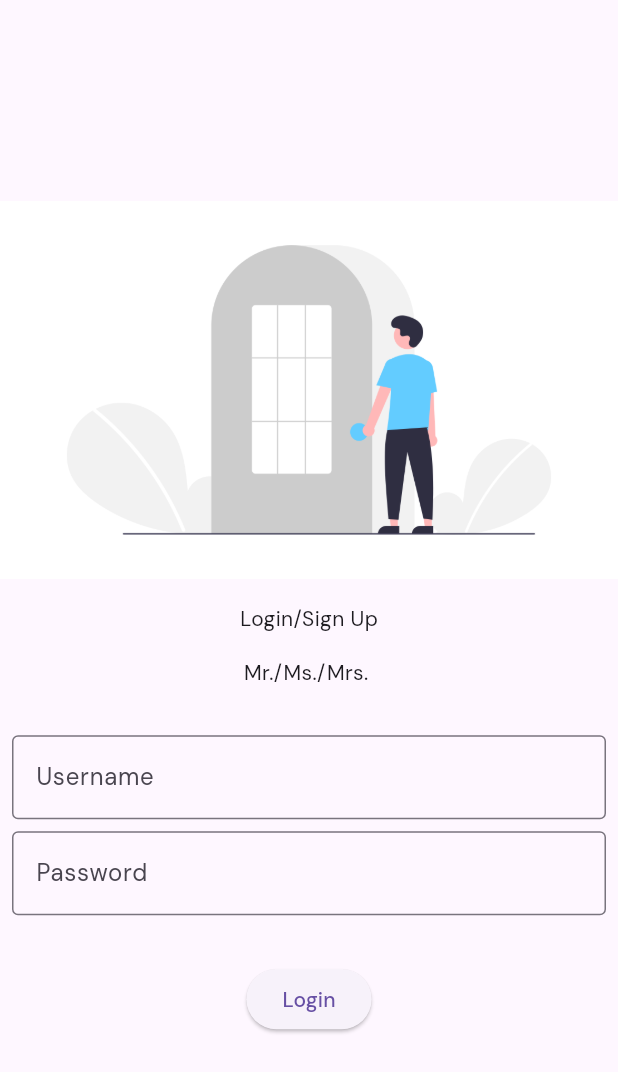
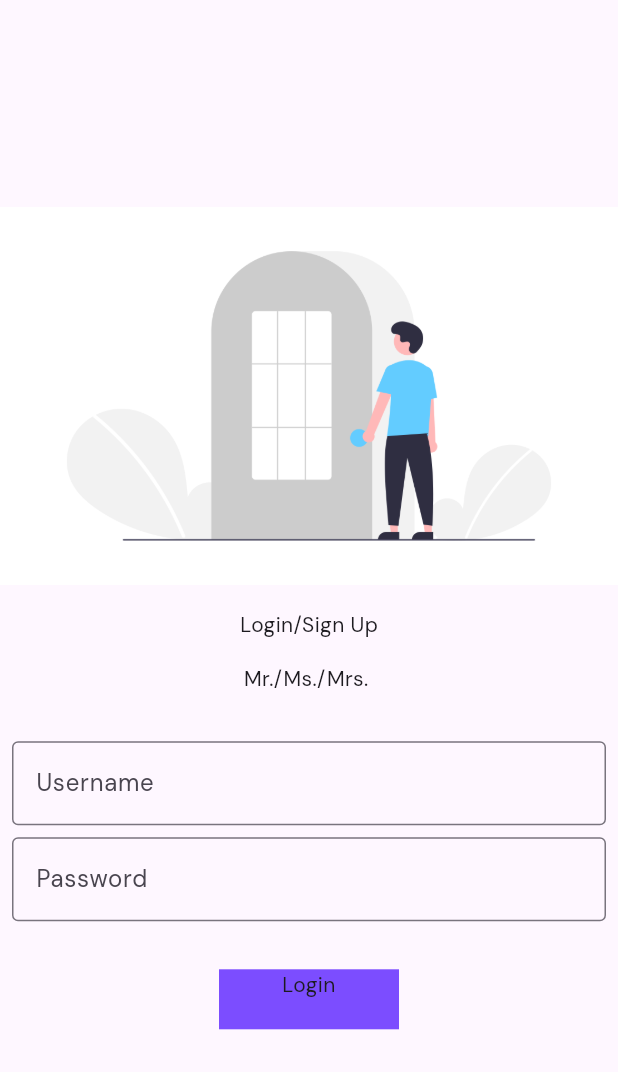
Before and after one commit to ekansh0unofficial/LearnFlutter, a Flutter app: the screen it shows after launch, on a phone screen of 412 x 824 dp. Shown: the top 1072 px of the screen. Run offline on Flutter 3.47's test engine with Material 3 defaults, Android fonts, the phone set to English and light mode, and no system bars; our stand-ins replace google_fonts.

Commit message:
Day5 - Flutter

```diff
--- a/lib/loginpage.dart
+++ b/lib/loginpage.dart
@@ -10,6 +10,7 @@ class LoginPage extends StatefulWidget {
 
 class _LoginPageState extends State<LoginPage> {
   String name = "";
+  var onClick = false;
 
   Widget build(BuildContext context) {
     return Material(
@@ -26,7 +27,7 @@ class _LoginPageState extends State<LoginPage> {
             height: 16,
           ),
           Text('Mr./Ms./Mrs. $name'),
-          SizedBox(height :16),
+          SizedBox(height: 16),
           Padding(
             padding:
                 const EdgeInsets.symmetric(vertical: 16.0, horizontal: 8.0),
@@ -41,7 +42,7 @@ class _LoginPageState extends State<LoginPage> {
                   ),
                   onChanged: (value) {
                     name = value;
-                    setState(() {  });
+                    setState(() {});
                   },
                 ),
                 SizedBox(height: 8),
@@ -59,22 +60,45 @@ class _LoginPageState extends State<LoginPage> {
             ),
           ),
           SizedBox(height: 16),
-          ElevatedButton(
-            onPressed: () {
+
+          InkWell(
+            onTap: () async {
+              setState(() {
+                onClick = true;
+              });
+              await Future.delayed(Duration(milliseconds: 40));
               Navigator.pushNamed(context, MyRoutes.homeRoute);
+
             },
-            child: Text('Login'),
+            child: AnimatedContainer(
+              duration: Duration(milliseconds: 30),
+              height: 40,
+              width: 120,
+              decoration: BoxDecoration(
+                  //gradient: LinearGradient(colors: [Colors.white , Colors.deepPurple] , begin: Alignment.centerLeft , end : Alignment.centerRight),
+                  color: Colors.deepPurpleAccent,
+                 // borderRadius: BorderRadius.circular(12)
+                  shape: onClick ?  BoxShape.circle : BoxShape.rectangle
+                  ),
+              child: onClick ? Icon(Icons.done) : Text(
+                'Login ',
+                textAlign: TextAlign.center,
+              ),
+            ),
           )
+
+          // ElevatedButton(
+          //   onPressed: () {
+          //     Navigator.pushNamed(context, MyRoutes.homeRoute);
+          //   },
+          //   child: Text('Login'),
+          // )
         ],
       ),
     )));
   }
 }
 
-//after learning about navigator and routes
-
-//we learn about stateful wwidgets
-//Once we convert a stateless Class to stateful Class
-//a private class is created in the program which is our stateless class
-//a State function converts the private class data into a StateFul class
-// '_' before an object name means it is private
+//we learn about Animated Conntainer
+//to bring delay of shifting the page after the click , we use keyword async and call await keyword
+//we will animate using onClick keyword
```
